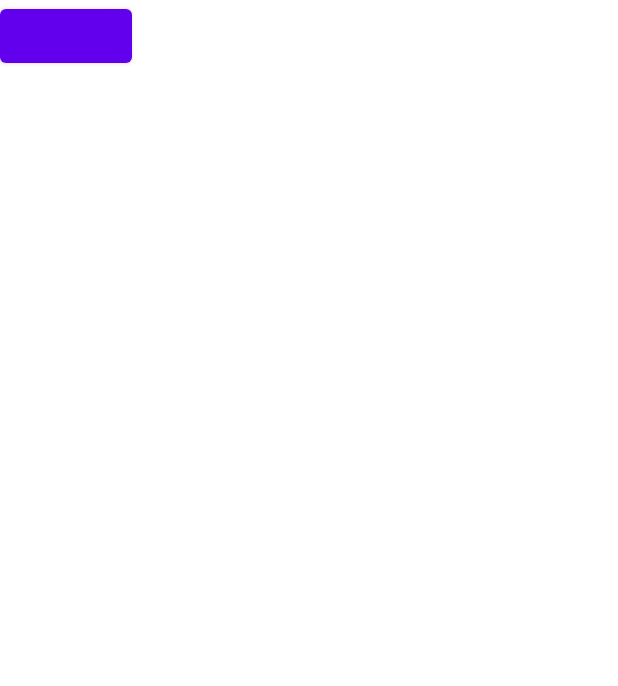
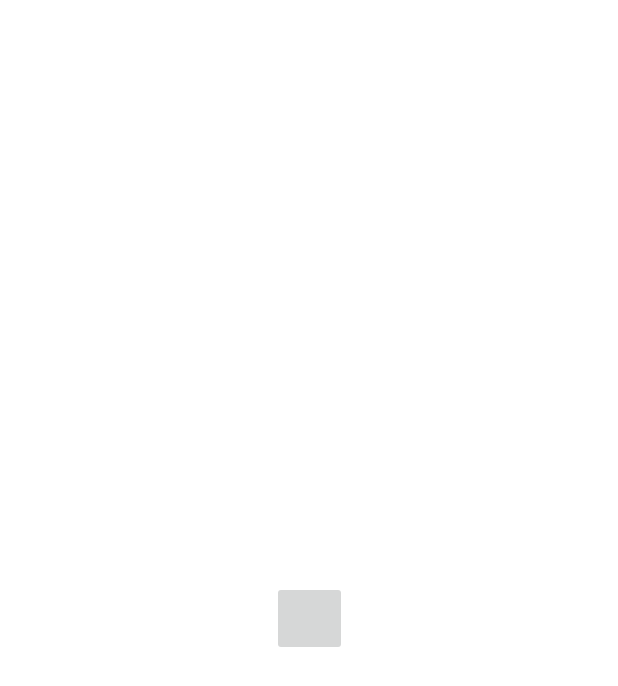
Before and after one commit to marcsabate7/Buscaminas, an Android app: the layout row_data.xml on its own in the app's theme, with its tools: preview values and no code run, on a phone screen of 412 x 824 dp. Shown: the top 686 px of the screen. Run offline under Robolectric (Android 15) with nearby library versions, the light colour scheme and no system bars.

Commit message:
IMAGEBUTTONS SITUATS A LA GRAELLA, ARA NO RESPON AL ONCLICK

```diff
--- a/app/src/main/res/layout/configuration.xml
+++ b/app/src/main/res/layout/configuration.xml
@@ -222,7 +222,7 @@
                         android:layout_width="190dp"
                         android:layout_height="match_parent"
                         android:layout_weight="1"
-                        app:srcCompat="@drawable/bomb" />
+                        app:srcCompat="@drawable/ic_bomb" />
 
                     <RadioGroup
                         android:id="@+id/RadioGroupBombs"
--- a/app/src/main/res/layout/row_data.xml
+++ b/app/src/main/res/layout/row_data.xml
@@ -1,14 +1,22 @@
 <?xml version="1.0" encoding="utf-8"?>
-<RelativeLayout
-    xmlns:android="http://schemas.android.com/apk/res/android" android:layout_width="match_parent"
+<androidx.constraintlayout.widget.ConstraintLayout xmlns:android="http://schemas.android.com/apk/res/android"
+    xmlns:app="http://schemas.android.com/apk/res-auto"
+    xmlns:tools="http://schemas.android.com/tools"
+    android:layout_width="match_parent"
     android:layout_height="match_parent">
 
 
-    <Button
+    <ImageButton
         android:id="@+id/buttoninGrid"
-        android:layout_width="wrap_content"
-        android:layout_height="wrap_content">
-    </Button>
+        android:layout_width="50dp"
+        android:layout_height="50dp"
+        app:layout_constraintBottom_toBottomOf="parent"
+        app:layout_constraintEnd_toEndOf="parent"
+        app:layout_constraintStart_toStartOf="parent"
+        app:layout_constraintTop_toTopOf="parent"
+        tools:ignore="MissingConstraints">
+
+    </ImageButton>
 
 
-</RelativeLayout>
+</androidx.constraintlayout.widget.ConstraintLayout>
```
Also changed, not shown: app/src/main/java/com/marc/buscaminas/Configuration.java (+12 -1 lines), app/src/main/java/com/marc/buscaminas/Partida.java (+72 -37 lines), app/src/main/res/layout/partida.xml (+16 -12 lines), app/src/main/res/drawable-hdpi/ic_bomb.png (added), app/src/main/res/drawable-mdpi/ic_bomb.png (added), app/src/main/res/drawable-xhdpi/ic_bomb.png (added), app/src/main/res/drawable-xxhdpi/ic_bomb.png (added), app/src/main/res/drawable-xxxhdpi/bomb.png (deleted), app/src/main/res/drawable-xxxhdpi/ic_bomb.png (added).
